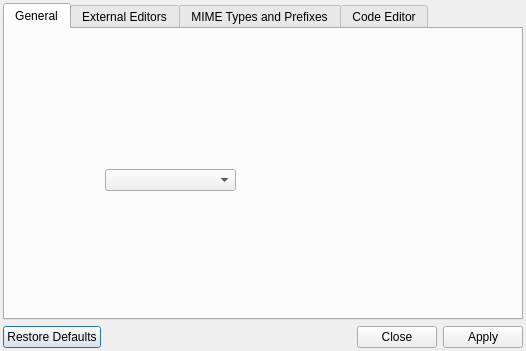
Before: the Qt Designer form dialogs/preferencesdialog.ui in enigma-dev/RadialGM, drawn with Qt 5.
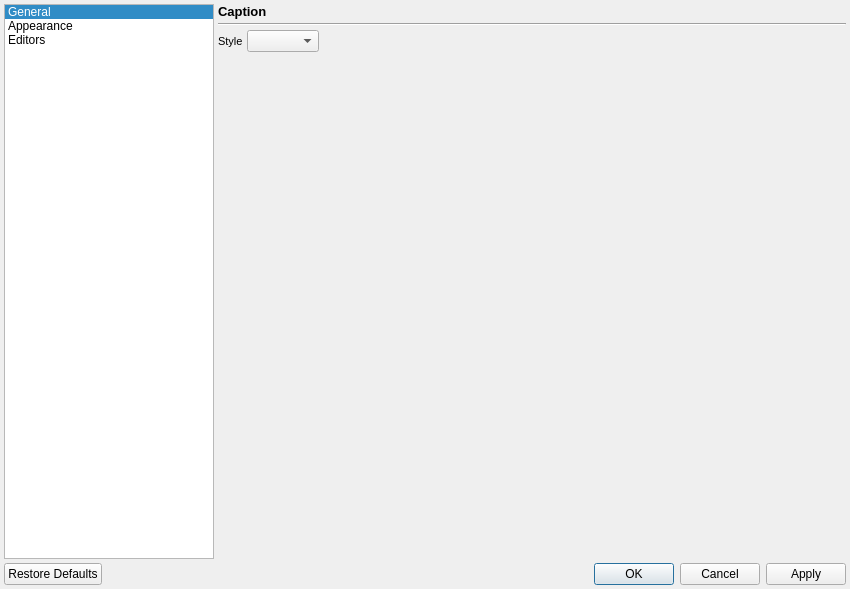
After: the same form once the commit is applied. The open tabs and pages were chosen to show the change. Icons and pictures are not drawn.

Diff of the .ui file:
```diff
--- a/dialogs/preferencesdialog.ui
+++ b/dialogs/preferencesdialog.ui
@@ -6,62 +6,232 @@
    <rect>
     <x>0</x>
     <y>0</y>
-    <width>526</width>
-    <height>351</height>
+    <width>850</width>
+    <height>589</height>
    </rect>
   </property>
   <property name="windowTitle">
    <string>Preferences</string>
   </property>
   <layout class="QVBoxLayout" name="verticalLayout">
+   <property name="spacing">
+    <number>4</number>
+   </property>
    <property name="leftMargin">
-    <number>3</number>
+    <number>4</number>
    </property>
    <property name="topMargin">
-    <number>3</number>
+    <number>4</number>
    </property>
    <property name="rightMargin">
-    <number>3</number>
+    <number>4</number>
    </property>
    <property name="bottomMargin">
-    <number>3</number>
+    <number>4</number>
    </property>
    <item>
-    <widget class="QTabWidget" name="tabWidget">
-     <property name="currentIndex">
-      <number>0</number>
+    <layout class="QHBoxLayout" name="horizontalLayout" stretch="1,3">
+     <property name="spacing">
+      <number>4</number>
      </property>
-     <widget class="QWidget" name="tab">
-      <attribute name="title">
-       <string>General</string>
-      </attribute>
-      <widget class="QComboBox" name="comboBox">
-       <property name="geometry">
-        <rect>
-         <x>100</x>
-         <y>140</y>
-         <width>131</width>
-         <height>22</height>
-        </rect>
+     <item>
+      <widget class="QListWidget" name="listWidget">
+       <property name="sizePolicy">
+        <sizepolicy hsizetype="Preferred" vsizetype="Expanding">
+         <horstretch>0</horstretch>
+         <verstretch>0</verstretch>
+        </sizepolicy>
        </property>
+       <property name="alternatingRowColors">
+        <bool>false</bool>
+       </property>
+       <property name="isWrapping" stdset="0">
+        <bool>false</bool>
+       </property>
+       <property name="resizeMode">
+        <enum>QListView::Fixed</enum>
+       </property>
+       <property name="layoutMode">
+        <enum>QListView::SinglePass</enum>
+       </property>
+       <property name="viewMode">
+        <enum>QListView::ListMode</enum>
+       </property>
+       <property name="uniformItemSizes">
+        <bool>false</bool>
+       </property>
+       <property name="selectionRectVisible">
+        <bool>false</bool>
+       </property>
+       <property name="currentRow">
+        <number>0</number>
+       </property>
+       <item>
+        <property name="text">
+         <string>General</string>
+        </property>
+       </item>
+       <item>
+        <property name="text">
+         <string>Appearance</string>
+        </property>
+       </item>
+       <item>
+        <property name="text">
+         <string>Editors</string>
+        </property>
+       </item>
       </widget>
-     </widget>
-     <widget class="QWidget" name="tab_2">
-      <attribute name="title">
-       <string>External Editors</string>
-      </attribute>
-     </widget>
-     <widget class="QWidget" name="tab_3">
-      <attribute name="title">
-       <string>MIME Types and Prefixes</string>
-      </attribute>
-     </widget>
-     <widget class="QWidget" name="tab_4">
-      <attribute name="title">
-       <string>Code Editor</string>
-      </attribute>
-     </widget>
-    </widget>
+     </item>
+     <item>
+      <layout class="QVBoxLayout" name="verticalLayout_4">
+       <property name="spacing">
+        <number>4</number>
+       </property>
+       <item>
+        <widget class="QLabel" name="captionLabel">
+         <property name="font">
+          <font>
+           <pointsize>10</pointsize>
+           <weight>75</weight>
+           <italic>false</italic>
+           <bold>true</bold>
+           <underline>false</underline>
+           <kerning>true</kerning>
+          </font>
+         </property>
+         <property name="text">
+          <string>Caption</string>
+         </property>
+        </widget>
+       </item>
+       <item>
+        <widget class="Line" name="line">
+         <property name="orientation">
+          <enum>Qt::Horizontal</enum>
+         </property>
+        </widget>
+       </item>
+       <item>
+        <widget class="QStackedWidget" name="stackedWidget">
+         <property name="sizePolicy">
+          <sizepolicy hsizetype="Preferred" vsizetype="Preferred">
+           <horstretch>0</horstretch>
+           <verstretch>0</verstretch>
+          </sizepolicy>
+         </property>
+         <property name="frameShape">
+          <enum>QFrame::NoFrame</enum>
+         </property>
+         <property name="currentIndex">
+          <number>0</number>
+         </property>
+         <widget class="QWidget" name="generalPage">
+          <layout class="QVBoxLayout" name="verticalLayout_3">
+           <property name="spacing">
+            <number>4</number>
+           </property>
+           <property name="leftMargin">
+            <number>0</number>
+           </property>
+           <property name="topMargin">
+            <number>0</number>
+           </property>
+           <property name="rightMargin">
+            <number>0</number>
+           </property>
+           <property name="bottomMargin">
+            <number>0</number>
+           </property>
+           <item>
+            <widget class="QTabWidget" name="tabWidget">
+             <property name="autoFillBackground">
+              <bool>false</bool>
+             </property>
+             <property name="usesScrollButtons">
+              <bool>true</bool>
+             </property>
+             <widget class="QWidget" name="tab">
+              <attribute name="title">
+               <string>Tab 1</string>
+              </attribute>
+             </widget>
+             <widget class="QWidget" name="tab_2">
+              <attribute name="title">
+               <string>Tab 2</string>
+              </attribute>
+             </widget>
+            </widget>
+           </item>
+          </layout>
+         </widget>
+         <widget class="QWidget" name="appearancePage">
+          <layout class="QFormLayout" name="formLayout">
+           <property name="horizontalSpacing">
+            <number>4</number>
+           </property>
+           <property name="verticalSpacing">
+            <number>4</number>
+           </property>
+           <property name="leftMargin">
+            <number>0</number>
+           </property>
+           <property name="topMargin">
+            <number>0</number>
+           </property>
+           <property name="rightMargin">
+            <number>0</number>
+           </property>
+           <property name="bottomMargin">
+            <number>0</number>
+           </property>
+           <item row="0" column="0">
+            <widget class="QLabel" name="styleLabel">
+             <property name="font">
+              <font>
+               <pointsize>8</pointsize>
+               <weight>50</weight>
+               <bold>false</bold>
+              </font>
+             </property>
+             <property name="text">
+              <string>Style</string>
+             </property>
+             <property name="textFormat">
+              <enum>Qt::AutoText</enum>
+             </property>
+             <property name="scaledContents">
+              <bool>false</bool>
+             </property>
+             <property name="buddy">
+              <cstring></cstring>
+             </property>
+            </widget>
+           </item>
+           <item row="0" column="1">
+            <widget class="QComboBox" name="styleCombo">
+             <property name="sizePolicy">
+              <sizepolicy hsizetype="Fixed" vsizetype="Fixed">
+               <horstretch>0</horstretch>
+               <verstretch>0</verstretch>
+              </sizepolicy>
+             </property>
+             <property name="font">
+              <font>
+               <pointsize>8</pointsize>
+               <weight>50</weight>
+               <bold>false</bold>
+              </font>
+             </property>
+            </widget>
+           </item>
+          </layout>
+         </widget>
+        </widget>
+       </item>
+      </layout>
+     </item>
+    </layout>
    </item>
    <item>
     <widget class="QDialogButtonBox" name="buttonBox">
@@ -69,7 +239,7 @@
       <enum>Qt::Horizontal</enum>
      </property>
      <property name="standardButtons">
-      <set>QDialogButtonBox::Apply|QDialogButtonBox::Close|QDialogButtonBox::RestoreDefaults</set>
+      <set>QDialogButtonBox::Apply|QDialogButtonBox::Cancel|QDialogButtonBox::Ok|QDialogButtonBox::RestoreDefaults</set>
      </property>
     </widget>
    </item>
```
Left out of the diff: 56 changed lines with no effect on the pictures.
